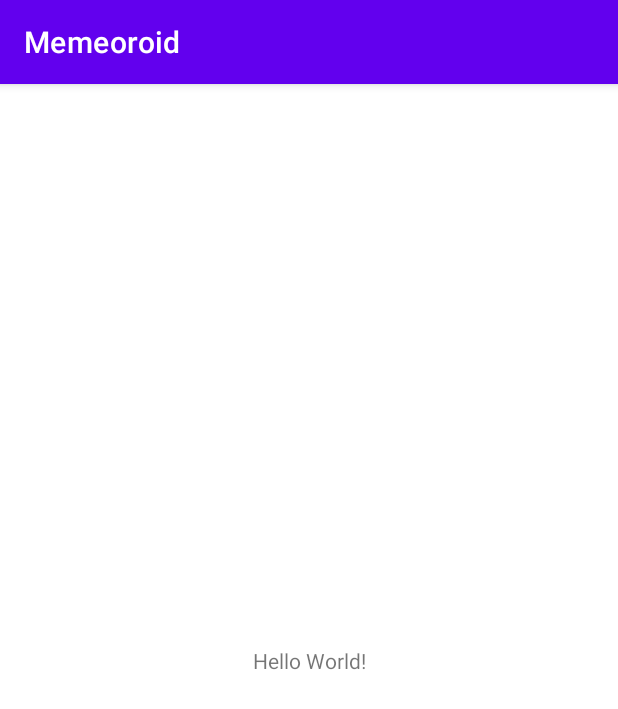
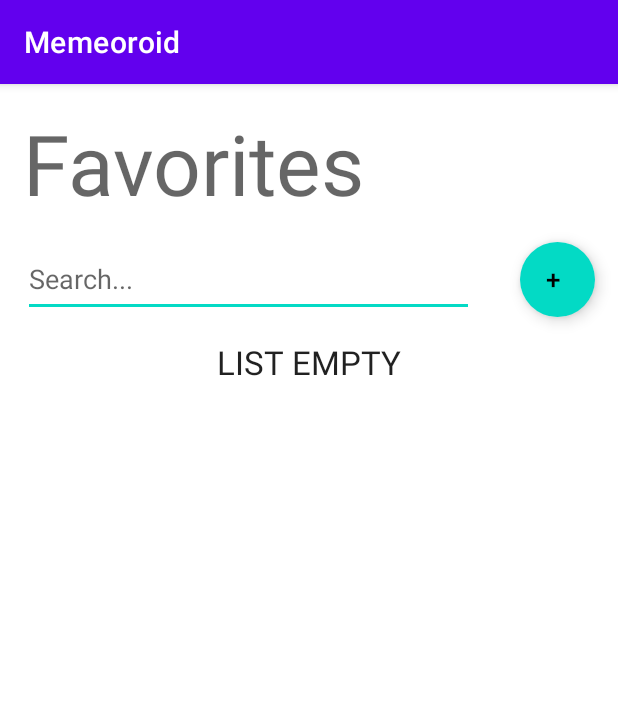
Before and after one commit to sukhpreetsinghsidhu/Memeoroid, an Android app: the screen it shows after launch (MainActivity before the commit, FavoritesActivity after it), on a phone screen of 412 x 824 dp. Shown: the top 709 px of the screen. Run offline under Robolectric (Android 15) with nearby library versions, the phone set to English and light mode, and no system bars; our stand-ins replace Room's generated code.

Commit message:
all but pages and loader

```diff
--- a/app/src/main/AndroidManifest.xml
+++ b/app/src/main/AndroidManifest.xml
@@ -10,6 +10,9 @@
         android:supportsRtl="true"
         android:theme="@style/Theme.Memeoroid">
         <activity
+            android:name=".FavoritesActivity"
+            android:exported="false" />
+        <activity
             android:name=".MainActivity"
             android:exported="true">
             <intent-filter>
--- /dev/null
+++ b/app/src/main/java/com/example/memeoroid/FavoritesActivity.kt
@@ -0,0 +1,93 @@
+package com.example.memeoroid
+
+import android.content.Intent
+import androidx.appcompat.app.AppCompatActivity
+import android.os.Bundle
+import android.text.Editable
+import android.text.TextWatcher
+import androidx.recyclerview.widget.LinearLayoutManager
+import androidx.recyclerview.widget.RecyclerView
+import com.example.memeoroid.roomdb.*
+import kotlinx.android.synthetic.main.activity_favorites.*
+
+class FavoritesActivity : AppCompatActivity() {
+
+    // variables necessary for recycler view to work
+    lateinit var vm: DbViewModel
+    var favoritesList = ArrayList<Meme>()
+    lateinit var adapter: ListAdapter
+
+    override fun onCreate(savedInstanceState: Bundle?) {
+        super.onCreate(savedInstanceState)
+        setContentView(R.layout.activity_favorites)
+
+        // initialize db viewmodel
+        vm = DbViewModel(application)
+
+        /*
+        // tests for CRUD operations
+        vm.insertFavorite(Meme(null, "Top1", "Bottom1", "Drake Hotline Bling"))
+        vm.insertFavorite(Meme(null, "Top2", "Bottom2", "Drake Hotline Bling"))
+        vm.insertFavorite(Meme(null, "Top3", "Bottom3", "Drake Hotline Bling"))
+
+        vm.updateFavorite(Meme(3, "Finding a new meme format", "Still using the Drake meme after 2 years", "Drake Hotline Bling"))
+        vm.deleteFavorite(Meme(1, "Top1", "Bottom1", "Drake Hotline Bling"))
+         */
+
+        // get all favorite memes
+        vm.allFavorites.observe(this, {
+                favoritesList -> getFavorites(favoritesList)
+            if (favoritesList.isEmpty()) {
+                emptyListText.text = "LIST EMPTY"
+            } else {
+                emptyListText.text = ""
+            }
+        })
+
+        // get reference to view to populate
+        val recyclerView = findViewById<RecyclerView>(R.id.recyclerView)
+        recyclerView.layoutManager = LinearLayoutManager(this)
+
+        // create adapter with data source and assign adapter
+        adapter = ListAdapter(favoritesList)
+        recyclerView.adapter = adapter
+
+        //search bar functionality
+        searchBar.addTextChangedListener(object: TextWatcher {
+            override fun beforeTextChanged(s: CharSequence?, start: Int, count: Int, after: Int) {
+            }
+
+            override fun onTextChanged(s: CharSequence?, start: Int, before: Int, count: Int) {
+            }
+
+            override fun afterTextChanged(s: Editable?) {
+                // get string from the searchbar EditText
+                var searchText = searchBar.text.toString()
+                // if empty, get all favorite memes
+                // else, send text to the viewmodel
+                if (searchText != "") {
+                    vm.search(searchText)
+                } else {
+                    vm.selectAllFavorites()
+                }
+                // necessary to update recycler view after search
+                vm.allFavorites.observe(this@FavoritesActivity, {
+                        favoritesList -> getFavorites(favoritesList)
+                    if (favoritesList.isEmpty()) {
+                        emptyListText.text = "LIST EMPTY"
+                    } else {
+                        emptyListText.text = ""
+                    }
+                })
+            }
+        })
+
+    }
+
+    // function used to refresh recycler view
+    fun getFavorites(favoritesList: List<Meme>) {
+        this.favoritesList.clear()
+        this.favoritesList.addAll(favoritesList)
+        adapter.notifyDataSetChanged()
+    }
+}
--- a/app/src/main/java/com/example/memeoroid/MainActivity.kt
+++ b/app/src/main/java/com/example/memeoroid/MainActivity.kt
@@ -1,5 +1,6 @@
 package com.example.memeoroid
 
+import android.content.Intent
 import androidx.appcompat.app.AppCompatActivity
 import android.os.Bundle
 
@@ -7,5 +8,9 @@ class MainActivity : AppCompatActivity() {
     override fun onCreate(savedInstanceState: Bundle?) {
         super.onCreate(savedInstanceState)
         setContentView(R.layout.activity_main)
+
+        // for testing purposes, go right to the Favorite Activity from Main
+        var intent = Intent(this, FavoritesActivity::class.java)
+        startActivity(intent)
     }
 }
--- /dev/null
+++ b/app/src/main/java/com/example/memeoroid/roomdb/AppDatabase.kt
@@ -0,0 +1,35 @@
+package com.example.memeoroid.roomdb
+
+import android.content.Context
+import androidx.room.Database
+import androidx.room.Room
+import androidx.room.RoomDatabase
+
+// Database, which defines the database using the entity and dao
+// Returns an instance of the database
+@Database(entities = [Meme::class], version = 1, exportSchema = false)
+abstract class AppDatabase : RoomDatabase() {
+    abstract fun memeDao() : MemeDao
+
+    companion object {
+        var INSTANCE : AppDatabase? = null
+
+        fun getInstance(context: Context) : AppDatabase? {
+            if (INSTANCE == null) {
+                // here we are acquiring an instance of the RoomDB builder
+                synchronized(AppDatabase::class) {
+                    INSTANCE = Room.databaseBuilder(context.applicationContext,
+                        AppDatabase::class.java, "memes.db")
+                        .allowMainThreadQueries()
+                        .fallbackToDestructiveMigration()
+                        .build()
+                }
+            }
+            return INSTANCE
+        }
+
+        fun destroyInstance() {
+            INSTANCE = null
+        }
+    }
+}
--- /dev/null
+++ b/app/src/main/java/com/example/memeoroid/roomdb/DbViewModel.kt
@@ -0,0 +1,53 @@
+package com.example.memeoroid.roomdb
+
+import android.app.Application
+import androidx.lifecycle.AndroidViewModel
+import androidx.lifecycle.LiveData
+import androidx.lifecycle.viewModelScope
+import kotlinx.coroutines.launch
+
+// ViewModel
+// Near identical to the repository
+// Like the MemeRepo, its job is to separate the data from the UI
+class DbViewModel(app: Application) : AndroidViewModel(app) {
+    private val repo: MemeRepo
+    var allFavorites : LiveData<List<Meme>>
+    lateinit var favoriteById : LiveData<Meme>
+
+    init {
+        repo = MemeRepo(app)
+        allFavorites = repo.selectAllFavorites()!!
+    }
+
+    // Create
+    fun insertFavorite(meme: Meme) = viewModelScope.launch {
+        repo.insertFavorite(meme)
+    }
+
+    // Read
+    fun selectAllFavorites() = viewModelScope.launch {
+        allFavorites = repo.selectAllFavorites()!!
+    }
+
+    fun selectFavorite(key: Int) = viewModelScope.launch {
+        favoriteById = repo.selectFavorite(key)!!
+    }
+
+    fun search(text: String) = viewModelScope.launch {
+        allFavorites = repo.search(text)!!
+    }
+
+    // Update
+    fun updateFavorite(meme: Meme) = viewModelScope.launch {
+        repo.updateFavorite(meme)
+    }
+
+    // Delete
+    fun deleteFavorite(meme: Meme) = viewModelScope.launch {
+        repo.deleteFavorite(meme)
+    }
+
+    fun deleteAllFavorites() = viewModelScope.launch {
+        repo.deleteAllFavorites()
+    }
+}
--- /dev/null
+++ b/app/src/main/java/com/example/memeoroid/roomdb/MemeDao.kt
@@ -0,0 +1,34 @@
+package com.example.memeoroid.roomdb
+import androidx.lifecycle.LiveData
+import androidx.room.*
+
+// DB Data Access Object, which defines the database interactions
+// AKA SQL statements
+@Dao
+interface MemeDao {
+    // Create
+    @Insert
+    fun insertFavorite(meme: Meme)
+
+    // Read
+    @Query("SELECT * FROM memes ORDER BY memeId DESC")
+    fun selectAllFavorites() : LiveData<List<Meme>>
+
+    @Query("SELECT * FROM memes WHERE memeId = :key")
+    fun selectFavorite(key: Int): LiveData<Meme>
+
+    @Query("SELECT * FROM memes WHERE topText LIKE :text OR bottomText LIKE :text")
+    fun search(text: String) : LiveData<List<Meme>>
+
+    // Update
+    @Update
+    fun updateFavorite(meme: Meme)
+
+    // Delete
+    @Delete
+    fun deleteFavorite(meme: Meme)
+
+    @Query("delete from memes")
+    fun deleteAllFavorites()
+
+}
--- /dev/null
+++ b/app/src/main/java/com/example/memeoroid/roomdb/MemeRepo.kt
@@ -0,0 +1,43 @@
+package com.example.memeoroid.roomdb
+
+import android.content.Context
+import androidx.lifecycle.LiveData
+
+// DB Data Repository
+// Near identical to the DAO
+// Like the DbViewModel, its job is to separate the data from the UI
+class MemeRepo(context: Context) {
+    var db:MemeDao? = AppDatabase.getInstance(context)?.memeDao()
+
+    // Create
+    fun insertFavorite(meme: Meme) {
+        db?.insertFavorite(meme)
+    }
+
+    // Read
+    fun selectAllFavorites() : LiveData<List<Meme>>? {
+        return db?.selectAllFavorites()
+    }
+
+    fun selectFavorite(key: Int): LiveData<Meme>? {
+        return db?.selectFavorite(key)
+    }
+
+    fun search(text: String) : LiveData<List<Meme>>? {
+        return db?.search("%" + text + "%")
+    }
+
+    // Update
+    fun updateFavorite(meme: Meme) {
+        db?.updateFavorite(meme)
+    }
+
+    // Delete
+    fun deleteFavorite(meme: Meme) {
+        db?.deleteFavorite(meme)
+    }
+
+    fun deleteAllFavorites() {
+        db?.deleteAllFavorites()
+    }
+}
--- /dev/null
+++ b/app/src/main/res/layout/activity_favorites.xml
@@ -0,0 +1,62 @@
+<?xml version="1.0" encoding="utf-8"?>
+<LinearLayout xmlns:android="http://schemas.android.com/apk/res/android"
+    xmlns:app="http://schemas.android.com/apk/res-auto"
+    xmlns:tools="http://schemas.android.com/tools"
+    android:layout_width="match_parent"
+    android:layout_height="match_parent"
+    tools:context=".FavoritesActivity"
+    android:orientation="vertical">
+
+    <TextView
+        android:layout_width="match_parent"
+        android:layout_height="wrap_content"
+        android:layout_marginTop="15dp"
+        android:layout_marginRight="15dp"
+        android:layout_marginLeft="15dp"
+        android:text="Favorites"
+        android:textAppearance="@style/TextAppearance.AppCompat.Display3" />
+
+    <LinearLayout
+        android:layout_width="match_parent"
+        android:layout_height="wrap_content"
+        android:orientation="horizontal">
+
+        <EditText
+            android:id="@+id/searchBar"
+            android:layout_width="wrap_content"
+            android:layout_height="wrap_content"
+            android:layout_weight="1"
+            android:layout_margin="15dp"
+            android:minHeight="50dp"
+            android:ems="10"
+            android:inputType="textPersonName"
+            android:hint="Search..." />
+
+        <com.google.android.material.floatingactionbutton.ExtendedFloatingActionButton
+            android:id="@+id/addButton"
+            android:layout_width="50dp"
+            android:layout_height="50dp"
+            android:layout_margin="15dp"
+            android:text=" +"
+            android:textSize="17sp">
+        </com.google.android.material.floatingactionbutton.ExtendedFloatingActionButton>
+
+    </LinearLayout>
+
+    <androidx.recyclerview.widget.RecyclerView
+        android:id="@+id/recyclerView"
+        android:layout_width="match_parent"
+        android:layout_height="wrap_content"
+        tools:itemCount="5"
+        tools:listitem="@layout/meme_list_item">
+    </androidx.recyclerview.widget.RecyclerView>
+
+    <TextView
+        android:id="@+id/emptyListText"
+        android:layout_width="match_parent"
+        android:layout_height="wrap_content"
+        android:text=""
+        android:textAlignment="center"
+        android:textAppearance="@style/TextAppearance.AppCompat.Large" />
+
+</LinearLayout>
```
Also changed, not shown: app/build.gradle (+24 -0 lines), app/src/main/java/com/example/memeoroid/roomdb/ListAdapter.kt (added, +47 -0 lines), app/src/main/java/com/example/memeoroid/roomdb/Meme.kt (added, +14 -0 lines), app/src/main/res/layout/meme_list_item.xml (added, +46 -0 lines).
